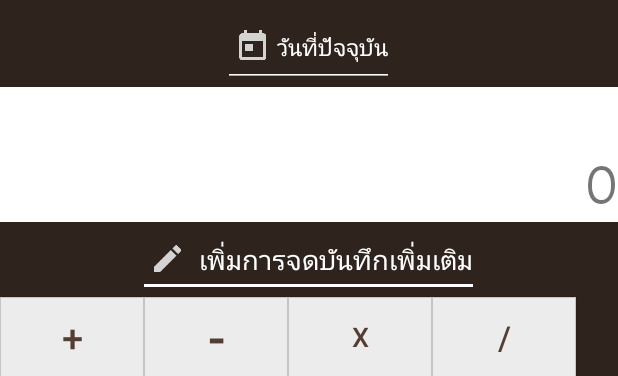
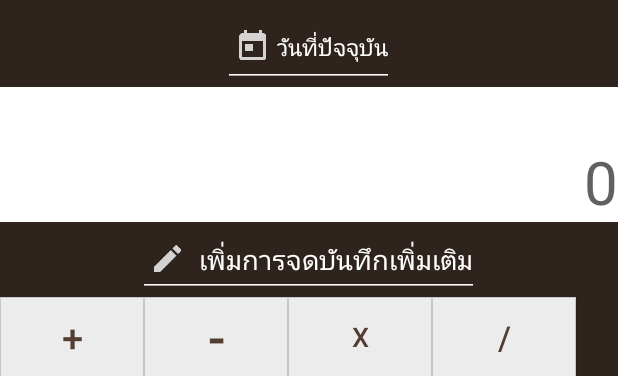
Before and after one commit to bdloner/final_project_android, an Android app: the layout activity_calculator.xml on its own in the app's theme, with its tools: preview values and no code run, on a phone screen of 412 x 824 dp. Shown: the top 376 px of the screen. Run offline under Robolectric (Android 15) with nearby library versions, the phone set to English and light mode, and no system bars.

Commit message:
Update project Ep.3-1 update Expenses & bugFix
finish
+ Expenses layout
+ BugFix animation on floating action button

not finish
- ( SQLite ) add data in cardview

```diff
--- a/MoneyGrow/app/src/main/java/kmitl/project/bdloner/moneygrow/SplashScreen.java
+++ b/MoneyGrow/app/src/main/java/kmitl/project/bdloner/moneygrow/SplashScreen.java
@@ -17,7 +17,7 @@ public class SplashScreen extends Activity {
             @Override
             public void run() {
                 try {
-                    sleep(3000);
+                    sleep(2000);
                     Intent intent = new Intent(getApplicationContext(), IntroActivity.class);
                     startActivity(intent);
                     finish();
--- a/MoneyGrow/app/src/main/res/layout/activity_calculator.xml
+++ b/MoneyGrow/app/src/main/res/layout/activity_calculator.xml
@@ -19,18 +19,19 @@
         android:textSize="25dp" />
 
 
-    <kmitl.project.bdloner.moneygrow.CustomTextView
+    <EditText
         android:id="@+id/screen"
         android:layout_width="fill_parent"
         android:layout_height="90dp"
         android:layout_below="@+id/dateText"
         android:background="#ffffff"
         android:gravity="right|bottom"
-        android:maxLength="17"
-        android:maxLines="2"
+        android:textColor="#616161"
+        android:maxLength="16"
+        android:maxLines="1"
         android:nestedScrollingEnabled="false"
         android:text="0"
-        android:textSize="50dp" />
+        android:textSize="40dp" />
 
     <EditText
         android:id="@+id/textNote"
--- a/MoneyGrow/app/src/main/res/layout/activity_category.xml
+++ b/MoneyGrow/app/src/main/res/layout/activity_category.xml
@@ -7,7 +7,7 @@
     android:orientation="vertical">
 
     <kmitl.project.bdloner.moneygrow.CustomTextView
-        android:id="@+id/textView"
+        android:id="@+id/textTopicCat"
         android:layout_width="fill_parent"
         android:layout_height="50dp"
         android:layout_alignParentTop="true"
```
Also changed, not shown: MoneyGrow/app/src/main/java/kmitl/project/bdloner/moneygrow/CalculatorActivity.java (+24 -4 lines), MoneyGrow/app/src/main/java/kmitl/project/bdloner/moneygrow/CategoryActivity.java (+28 -0 lines), MoneyGrow/app/src/main/java/kmitl/project/bdloner/moneygrow/MainActivity.java (+28 -31 lines), MoneyGrow/app/src/main/res/drawable/bill.png (added), MoneyGrow/app/src/main/res/drawable/business.png (added), MoneyGrow/app/src/main/res/drawable/car.png (added), MoneyGrow/app/src/main/res/drawable/donate.png (added), MoneyGrow/app/src/main/res/drawable/drink.png (added), MoneyGrow/app/src/main/res/drawable/food.png (added), MoneyGrow/app/src/main/res/drawable/games.png (added), MoneyGrow/app/src/main/res/drawable/healthly.png (added), MoneyGrow/app/src/main/res/drawable/house.png (added), MoneyGrow/app/src/main/res/drawable/old.png (added), MoneyGrow/app/src/main/res/drawable/pet.png (added), 3 more files.
